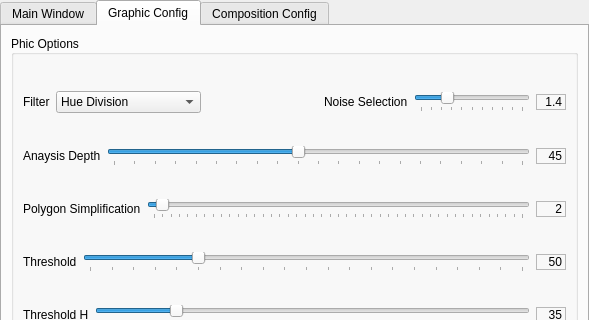
Before: the Qt Designer form GUI/GUIQt/muphicconfig.ui in ImageBasedComposing/muphic, drawn with Qt 5; both pictures show x 0 to 589 and y 0 to 320 of the 589 by 539 pixel window.
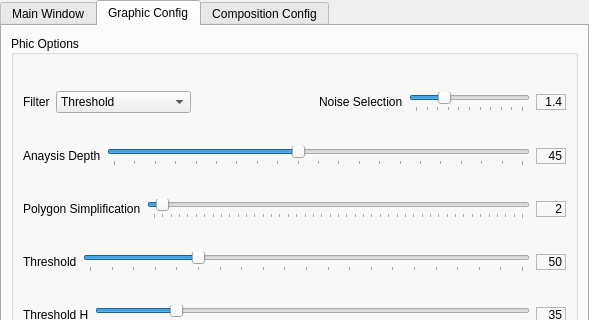
After: the same form once the commit is applied. The open tabs and pages were chosen to show the change. Icons and pictures are not drawn. Custom widgets are drawn as their Qt base class.

Commit message: + Cambiado el nombre de adaptative a adaptive en la config gráfica

Diff of the .ui file:
```diff
--- a/GUI/GUIQt/muphicconfig.ui
+++ b/GUI/GUIQt/muphicconfig.ui
@@ -414,7 +414,7 @@
          <item>
           <widget class="QComboBox" name="filterSelComboBox">
            <property name="currentIndex">
-            <number>3</number>
+            <number>0</number>
            </property>
            <item>
             <property name="text">
@@ -423,7 +423,7 @@
            </item>
            <item>
             <property name="text">
-             <string>Adaptative Threshold</string>
+             <string>Adaptive Threshold</string>
             </property>
            </item>
            <item>
```
The commit also changes 1 other file.
